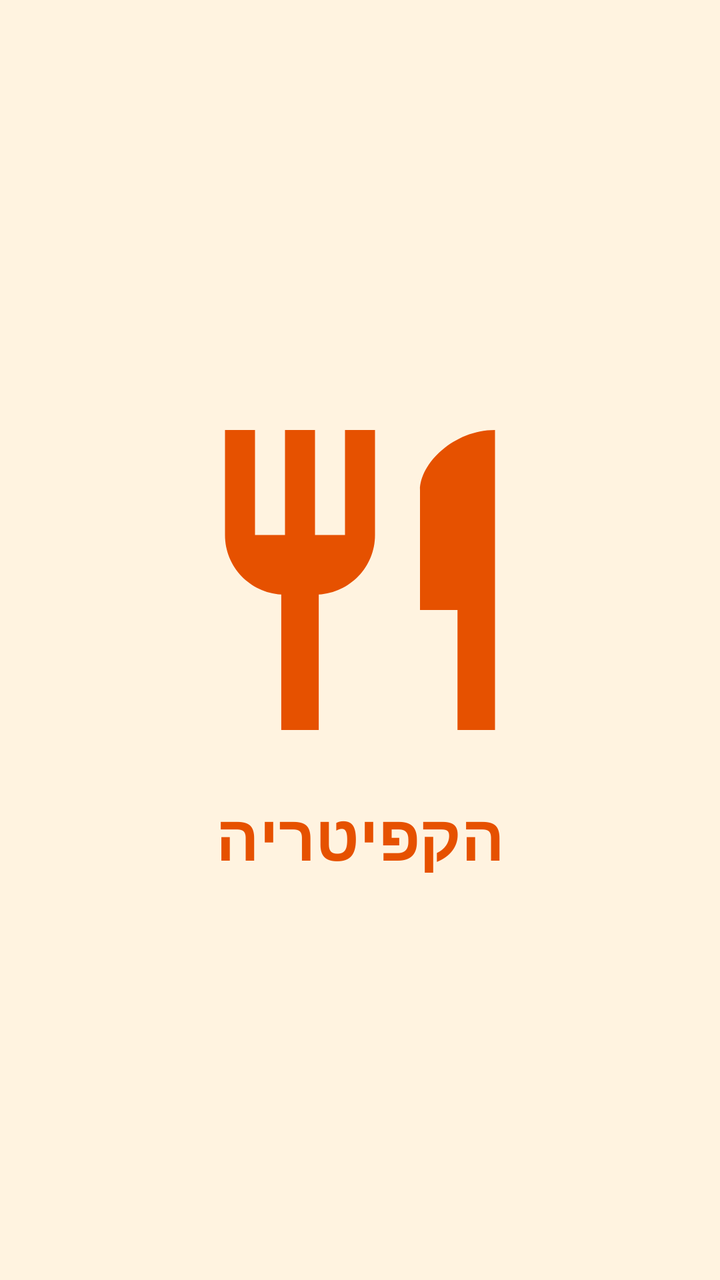
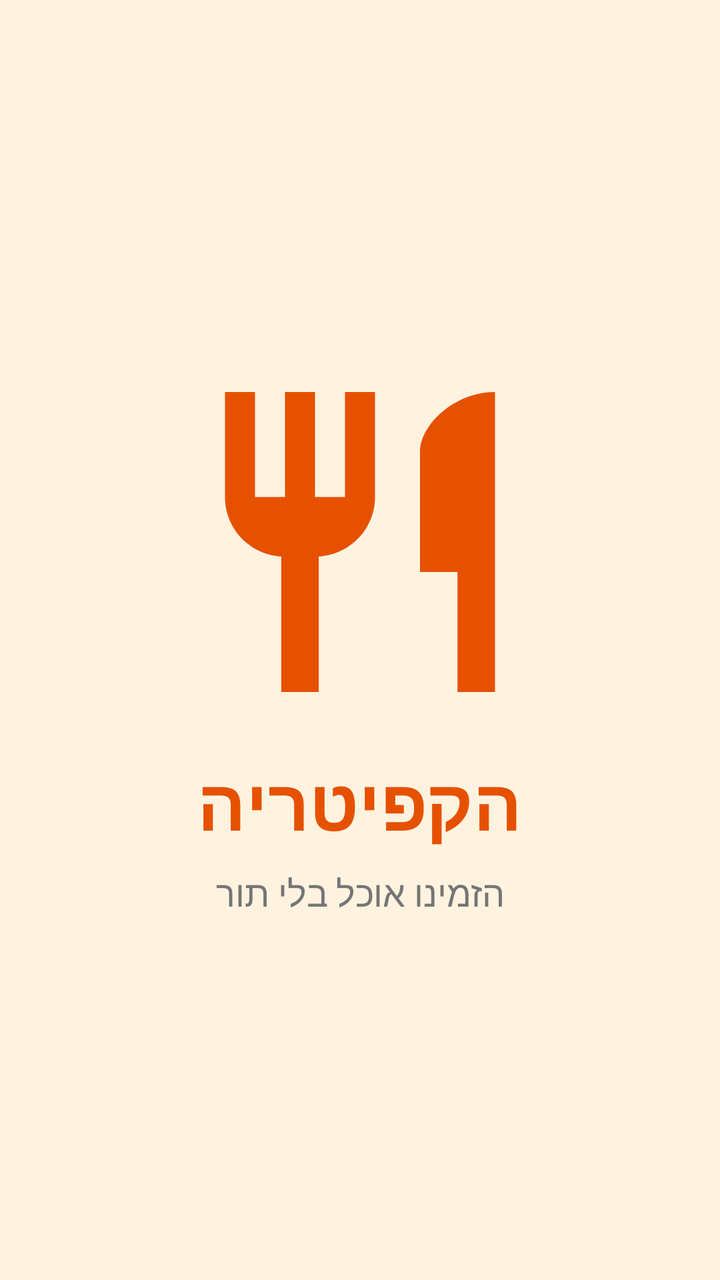

Compare the two renders of this Android layout. The source of the first and the diff that turns it into the second are given below.
<!-- AndroidManifest.xml: application theme Theme.CafeteriaApp -->
<!-- res/layout/activity_splash.xml -->
<?xml version="1.0" encoding="utf-8"?>
<LinearLayout xmlns:android="http://schemas.android.com/apk/res/android"
    android:layout_width="match_parent"
    android:layout_height="match_parent"
    android:orientation="vertical"
    android:gravity="center"
    android:background="#FFF3E0">

    <ImageView
        android:id="@+id/ivLogo"
        android:layout_width="180dp"
        android:layout_height="180dp"
        android:src="@drawable/logo" />

    <TextView
        android:layout_width="wrap_content"
        android:layout_height="wrap_content"
        android:layout_marginTop="16dp"
        android:text="הקפיטריה"
        android:textSize="32sp"
        android:textStyle="bold"
        android:textColor="#E65100" />

</LinearLayout>
<!-- resources referenced by this layout -->
<resources>
  <!-- drawable logo (drawable) -->
  <vector xmlns:android="http://schemas.android.com/apk/res/android"
      android:width="24dp"
      android:height="24dp"
      android:viewportWidth="24"
      android:viewportHeight="24">
      <path
          android:fillColor="#E65100"
          android:pathData="M11,9H9V2H7v7H5V2H3v7c0,2.12 1.66,3.84 3.75,3.97V22h2.5v-9.03C11.34,12.84 13,11.12 13,9V2h-2V9zM16,6v8h2.5v8H21V2C18.24,2 16,4.24 16,6z" />
  </vector>
  <style name="Theme.CafeteriaApp" parent="Base.Theme.CafeteriaApp" />
  <style name="Base.Theme.CafeteriaApp" parent="Theme.Material3.DayNight.NoActionBar">
          
          
      </style>
</resources>

<!-- the commit's change to res/layout/activity_splash.xml (unified diff, before → after) -->
@@ -4,7 +4,7 @@
     android:layout_height="match_parent"
     android:orientation="vertical"
     android:gravity="center"
-    android:background="#FFF3E0">
+    android:background="@color/cream">
 
     <ImageView
         android:id="@+id/ivLogo"
@@ -17,8 +17,16 @@
         android:layout_height="wrap_content"
         android:layout_marginTop="16dp"
         android:text="הקפיטריה"
-        android:textSize="32sp"
+        android:textSize="36sp"
         android:textStyle="bold"
-        android:textColor="#E65100" />
+        android:textColor="@color/orange" />
+
+    <TextView
+        android:layout_width="wrap_content"
+        android:layout_height="wrap_content"
+        android:layout_marginTop="8dp"
+        android:text="הזמינו אוכל בלי תור"
+        android:textSize="18sp"
+        android:textColor="@color/gray" />
 
 </LinearLayout>
<!-- resource entries referenced after the edit -->
@@ -1,5 +1,8 @@
 <!-- resources referenced by this layout -->
 <resources>
+  <color name="cream">#FFF3E0</color>
+  <color name="gray">#757575</color>
+  <color name="orange">#E65100</color>
   <!-- drawable logo (drawable) -->
   <vector xmlns:android="http://schemas.android.com/apk/res/android"
       android:width="24dp"
